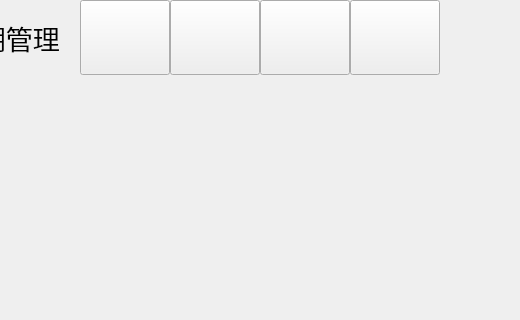
Qt form frmmain.ui (hzqgogogo/IntelligentGreenHouse) before a commit; both pictures show x 202 to 722 and y 0 to 320 of the 890 by 584 pixel window.
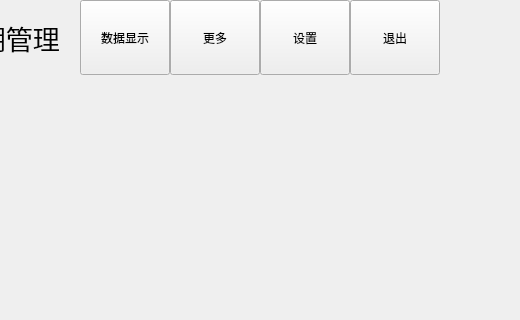
The same form after that commit. Icons and pictures are not drawn.

```diff
--- a/frmmain.ui
+++ b/frmmain.ui
@@ -127,12 +127,16 @@
             </size>
            </property>
            <property name="text">
-            <string/>
+            <string>数据显示</string>
+           </property>
+           <property name="icon">
+            <iconset resource="other/rc.qrc">
+             <normaloff>:/banner/data.png</normaloff>:/banner/data.png</iconset>
            </property>
            <property name="iconSize">
             <size>
-             <width>35</width>
-             <height>35</height>
+             <width>40</width>
+             <height>40</height>
             </size>
            </property>
            <property name="checkable">
@@ -167,7 +171,17 @@
             </size>
            </property>
            <property name="text">
-            <string/>
+            <string>更多</string>
+           </property>
+           <property name="icon">
+            <iconset resource="other/rc.qrc">
+             <normaloff>:/banner/more.png</normaloff>:/banner/more.png</iconset>
+           </property>
+           <property name="iconSize">
+            <size>
+             <width>40</width>
+             <height>40</height>
+            </size>
            </property>
            <property name="checkable">
             <bool>true</bool>
@@ -201,11 +215,24 @@
             </size>
            </property>
            <property name="text">
-            <string/>
+            <string>设置</string>
+           </property>
+           <property name="icon">
+            <iconset resource="other/rc.qrc">
+             <normaloff>:/banner/settings.png</normaloff>:/banner/settings.png</iconset>
+           </property>
+           <property name="iconSize">
+            <size>
+             <width>40</width>
+             <height>40</height>
+            </size>
            </property>
            <property name="checkable">
             <bool>true</bool>
            </property>
+           <property name="toolButtonStyle">
+            <enum>Qt::ToolButtonTextUnderIcon</enum>
+           </property>
           </widget>
          </item>
          <item>
@@ -229,7 +256,17 @@
             </size>
            </property>
            <property name="text">
-            <string/>
+            <string>退出</string>
+           </property>
+           <property name="icon">
+            <iconset resource="other/rc.qrc">
+             <normaloff>:/banner/exit.png</normaloff>:/banner/exit.png</iconset>
+           </property>
+           <property name="iconSize">
+            <size>
+             <width>40</width>
+             <height>40</height>
+            </size>
            </property>
            <property name="checkable">
             <bool>true</bool>
```
Left out of the diff: 4 changed lines with no effect on the pictures.
